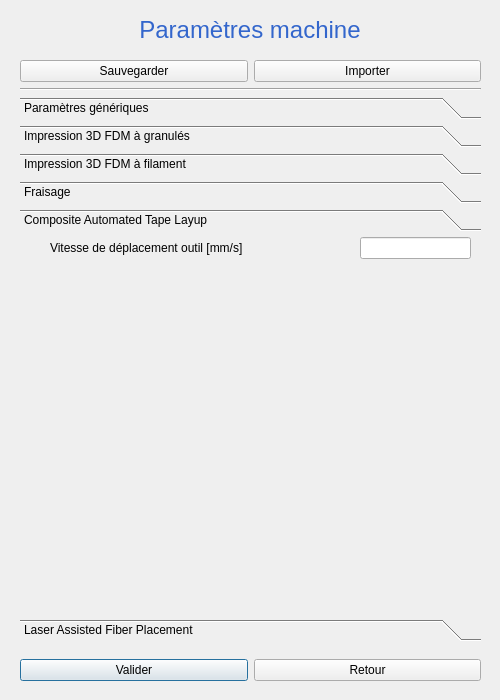
Old version of the form assets/Interface_QT/ui/Parameters_DLF.ui in the repository FatPinguin/ToolPathWizard_dev.
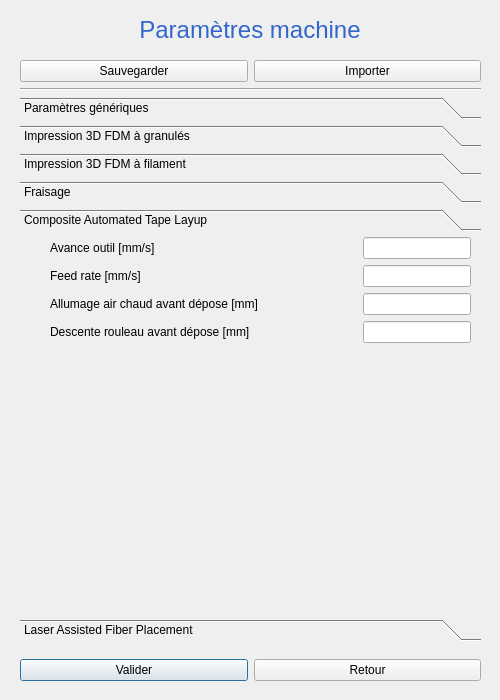
New version of the form. The open tabs and pages were chosen to show the change.

Patch:
```diff
--- a/assets/Interface_QT/ui/Parameters_DLF.ui
+++ b/assets/Interface_QT/ui/Parameters_DLF.ui
@@ -555,30 +555,23 @@
          </rect>
         </property>
         <layout class="QGridLayout" name="gridLayout_4">
-         <item row="0" column="0">
-          <widget class="QLabel" name="label_15">
-           <property name="text">
-            <string>Vitesse de déplacement outil [mm/s]</string>
-           </property>
-          </widget>
-         </item>
-         <item row="0" column="1">
-          <spacer name="horizontalSpacer_4">
-           <property name="orientation">
-            <enum>Qt::Horizontal</enum>
-           </property>
-           <property name="sizeHint" stdset="0">
-            <size>
-             <width>40</width>
-             <height>20</height>
-            </size>
-           </property>
-          </spacer>
-         </item>
-         <item row="0" column="2">
+         <item row="0" column="4">
           <widget class="QLineEdit" name="lineEdit_airTape_speed"/>
          </item>
-         <item row="1" column="0">
+         <item row="0" column="3">
+          <spacer name="horizontalSpacer_4">
+           <property name="orientation">
+            <enum>Qt::Horizontal</enum>
+           </property>
+           <property name="sizeHint" stdset="0">
+            <size>
+             <width>40</width>
+             <height>20</height>
+            </size>
+           </property>
+          </spacer>
+         </item>
+         <item row="5" column="1">
           <spacer name="verticalSpacer_5">
            <property name="orientation">
             <enum>Qt::Vertical</enum>
@@ -591,6 +584,43 @@
            </property>
           </spacer>
          </item>
+         <item row="0" column="1">
+          <widget class="QLabel" name="label_15">
+           <property name="text">
+            <string>Avance outil [mm/s]</string>
+           </property>
+          </widget>
+         </item>
+         <item row="3" column="1">
+          <widget class="QLabel" name="label_10">
+           <property name="text">
+            <string>Descente rouleau avant dépose [mm]</string>
+           </property>
+          </widget>
+         </item>
+         <item row="2" column="1">
+          <widget class="QLabel" name="label_7">
+           <property name="text">
+            <string>Allumage air chaud avant dépose [mm]</string>
+           </property>
+          </widget>
+         </item>
+         <item row="1" column="1">
+          <widget class="QLabel" name="label_11">
+           <property name="text">
+            <string>Feed rate [mm/s]</string>
+           </property>
+          </widget>
+         </item>
+         <item row="1" column="4">
+          <widget class="QLineEdit" name="lineEdit_airTape_feedrate"/>
+         </item>
+         <item row="2" column="4">
+          <widget class="QLineEdit" name="lineEdit_airTape_airStart"/>
+         </item>
+         <item row="3" column="4">
+          <widget class="QLineEdit" name="lineEdit_airTape_rollDown"/>
+         </item>
         </layout>
        </widget>
       </widget>
```
Left out of the diff: 20 changed lines with no effect on the pictures.
